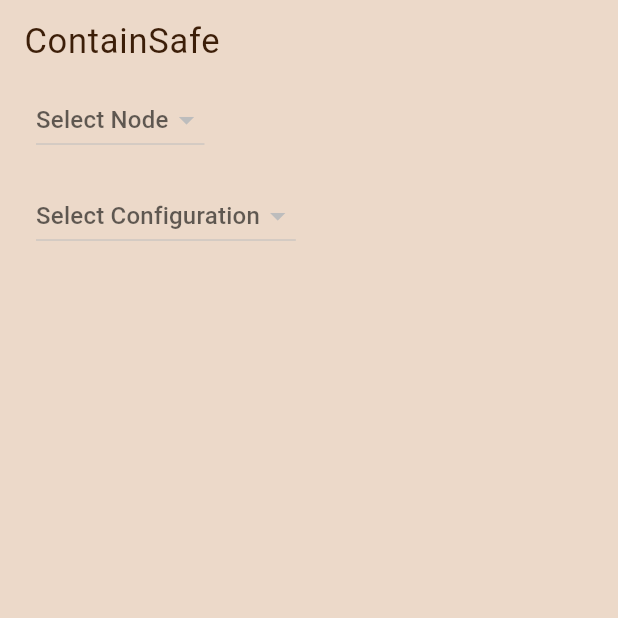
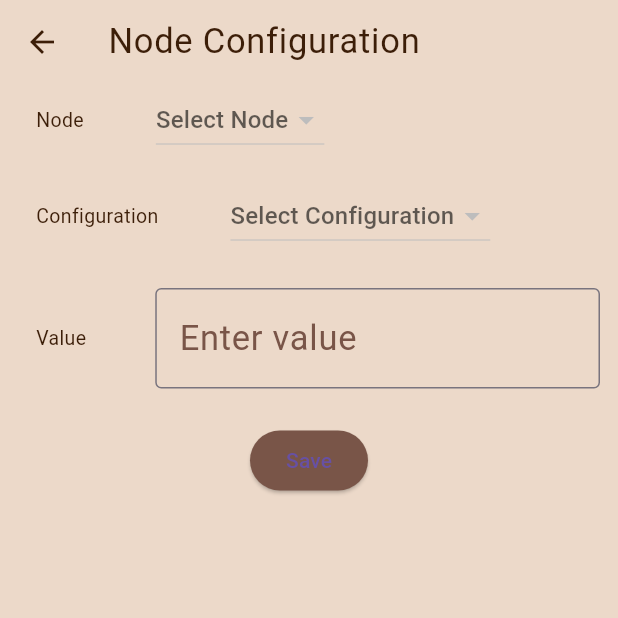
Before and after one commit to skyrizer/ContainSafe, a Flutter app: the AddNodeConfigScreen screen opened directly, on a phone screen of 412 x 824 dp, the top half of it. Run offline on Flutter 3.47's test engine with Material 3 defaults, Android fonts, the phone set to English and light mode, and no system bars; our stand-ins replace equatable, flutter_bloc, hexcolor, shared_preferences; missing offline and left inert: onesignal_flutter; accounts and stored records are empty; network calls fail; Roboto replaces fonts that are missing (Times New Roman).

Commit message:
update working

```diff
--- /dev/null
+++ b/lib/bloc/nodeConfig/getByNode/getConfigByNode_event.dart
@@ -0,0 +1,13 @@
+import 'package:equatable/equatable.dart';
+
+
+class GetConfigByNodeEvent extends Equatable{
+  const GetConfigByNodeEvent();
+  @override
+  List<Object> get props => [];
+}
+
+class GetConfigByNodeList extends GetConfigByNodeEvent {
+  int nodeId;
+  GetConfigByNodeList({ required this.nodeId });
+}
--- /dev/null
+++ b/lib/bloc/nodeConfig/getByNode/getConfigByNode_state.dart
@@ -0,0 +1,26 @@
+import 'package:containsafe/model/node/node.dart';
+import 'package:equatable/equatable.dart';
+
+import '../../../model/nodeConfig/nodeConfig.dart';
+
+class GetConfigByNodeState extends Equatable {
+  const GetConfigByNodeState();
+  @override
+  List<Object> get props => [];
+}
+
+class GetConfigByNodeInitial extends GetConfigByNodeState { }
+
+class GetConfigByNodeLoading extends GetConfigByNodeState { }
+
+class GetConfigByNodeLoaded extends GetConfigByNodeState {
+  final List<NodeConfig> nodeConfigList;
+  const GetConfigByNodeLoaded({required this.nodeConfigList});
+}
+
+class GetConfigByNodeError extends GetConfigByNodeState {
+  final String? error;
+  const GetConfigByNodeError({required this.error});
+}
+
+class GetConfigByNodeEmpty extends GetConfigByNodeState {}
--- a/lib/main.dart
+++ b/lib/main.dart
@@ -27,6 +27,7 @@ import 'bloc/node/getAll/getAllNode_bloc.dart';
 import 'bloc/nodeConfig/add/addNodeConfig_bloc.dart';
 import 'bloc/nodeConfig/add/addNodeConfig_state.dart';
 import 'bloc/nodeConfig/get/getNodeConfig_bloc.dart';
+import 'bloc/nodeConfig/getByNode/getConfigByNode_bloc.dart';
 
 void main() {
   WidgetsFlutterBinding.ensureInitialized();
@@ -64,6 +65,9 @@ class MyApp extends StatelessWidget {
         ),
         BlocProvider<GetAllConfigBloc>(
           create: (context) => GetAllConfigBloc(),
+        ),
+        BlocProvider<GetConfigByNodeBloc>(
+          create: (context) => GetConfigByNodeBloc(),
         ),
         BlocProvider<GetHttpResponsesBloc>(
           create: (context) => GetHttpResponsesBloc(),
--- a/lib/pages/RoutePage.dart
+++ b/lib/pages/RoutePage.dart
@@ -20,7 +20,7 @@ class _RoutePageState extends State<RoutePage> {
     // NewPost(),
     ViewNodesScreen(),
     ViewHttpResponsesScreen(),
-    ViewNodeConfigsScreen(),
+    //ViewNodeConfigsScreen(),
   ];
   @override
   Widget build(BuildContext context) {
--- a/lib/pages/nodeConfig/AddNodeConfigScreen.dart
+++ b/lib/pages/nodeConfig/AddNodeConfigScreen.dart
@@ -8,6 +8,7 @@ import '../../bloc/config/get/getConfig_state.dart';
 import '../../bloc/node/getAll/getAllNode_bloc.dart';
 import '../../bloc/node/getAll/getAllNode_state.dart';
 import '../../bloc/nodeConfig/add/addNodeConfig_bloc.dart';
+import '../../bloc/nodeConfig/add/addNodeConfig_event.dart';
 import '../../bloc/nodeConfig/add/addNodeConfig_state.dart';
 import '../../model/config/config.dart';
 import '../../model/node/node.dart';
@@ -29,8 +30,7 @@ class _AddNodeConfigScreenState extends State<AddNodeConfigScreen> {
 
 
   TextEditingController valueController = TextEditingController();
-  String selectedConfigId = '';
-  String selectedNodeId = '';
+
 
   @override
   void initState() {
@@ -47,11 +47,11 @@ class _AddNodeConfigScreenState extends State<AddNodeConfigScreen> {
       create: (context) => _addNodeConfigBloc,
       child: Scaffold(
         appBar: AppBar(
-          title: Text('ContainSafe', style: Theme.of(context).textTheme.bodyText1),
+          title: Text('Node Configuration', style: Theme.of(context).textTheme.bodyText1),
           backgroundColor: HexColor("#ecd9c9"),
           bottomOpacity: 0.0,
           elevation: 0.0,
-          automaticallyImplyLeading: false,
+          automaticallyImplyLeading: true,
         ),
         body: BlocBuilder<AddNodeConfigBloc, AddNodeConfigState>(
           builder: (context, state) {
@@ -70,6 +70,10 @@ class _AddNodeConfigScreenState extends State<AddNodeConfigScreen> {
           _buildNodeDropdown(), // Dropdown to select nodes
           SizedBox(height: 16),
           _buildConfigDropdown(),
+          SizedBox(height: 16),
+          configValue(),
+          SizedBox(height: 16),
+          saveButton(),
         ],
       ),
     );
@@ -81,7 +85,15 @@ class _AddNodeConfigScreenState extends State<AddNodeConfigScreen> {
       child: BlocBuilder<GetAllNodeBloc, GetAllNodeState>(
         builder: (context, state) {
           if (state is GetAllNodeLoaded) {
-            return Padding(
+            return Row(
+              children: [
+                Padding(
+                  padding: const EdgeInsets.symmetric(horizontal: 24.0),
+                  child:
+                    Text('Node'),
+
+                  ),
+                Padding(
                   padding: const EdgeInsets.symmetric(horizontal: 24.0),
                   child: DropdownButton<Node>(
                     hint: Text('Select Node'),
@@ -89,13 +101,14 @@ class _AddNodeConfigScreenState extends State<AddNodeConfigScreen> {
                     onChanged: (newValue) {
                       setState(() {
                         _selectedNode = newValue; // Update selected node
-                    _getAllNodeBloc.add(GetAllNodeList()); // Pass the id of the selected node
                       });
                     },
                     items: _getNodeDropdownItems(state.nodeList),
                     // Display the hostname for each item
                     // value will be the Node object itself
                   ),
+                ),
+              ],
             );
           } else {
             // Handle loading or error state
@@ -121,7 +134,13 @@ class _AddNodeConfigScreenState extends State<AddNodeConfigScreen> {
       child: BlocBuilder<GetAllConfigBloc, GetAllConfigState>(
         builder: (context, state) {
           if (state is GetAllConfigLoaded) {
-            return Padding(
+            return Row(
+              children: [
+                Padding(
+                  padding: const EdgeInsets.symmetric(horizontal: 24.0),
+                  child:  Text('Configuration'),
+                ),
+                Padding(
                   padding: const EdgeInsets.symmetric(horizontal: 24.0),
                   child: DropdownButton<Config>(
                     hint: Text('Select Configuration'),
@@ -129,13 +148,12 @@ class _AddNodeConfigScreenState extends State<AddNodeConfigScreen> {
                     onChanged: (newValue) {
                       setState(() {
                         _selectedConfig = newValue; // Update selected node
-                    _getAllConfigBloc.add(GetAllConfigList()); // Pass the id of the selected node
                       });
                     },
                     items: _getConfigDropdownItems(state.configList),
-                // Display the hostname for each item
-                // value will be the Node object itself
                   ),
+                ),
+              ],
             );
           } else {
             // Handle loading or error state
@@ -156,5 +174,53 @@ class _AddNodeConfigScreenState extends State<AddNodeConfigScreen> {
   }
 
 
+  Widget configValue() {
+    return Row(
+      children: [
+        Padding(
+          padding: const EdgeInsets.symmetric(horizontal: 24.0),
+          child:  Text('Value'),
+        ),
+        SizedBox(width: 10), // Adding some space between the label and the TextField
+        Expanded(
+          child: Padding(
+            padding: EdgeInsets.symmetric(vertical: 8.0, horizontal: 12.0), // Adjust the values according to your preference
+            child: TextField(
+              controller: valueController,
+              decoration: InputDecoration(
+                labelText: 'Enter value',
+                labelStyle: TextStyle(color: Colors.brown),
+                border: OutlineInputBorder(),
+                focusedBorder: OutlineInputBorder(
+                  borderSide: BorderSide(color: Colors.brown), // Change the color here
+                ),
+              ),
+            ),
+          ),
+        ),
+      ],
+    );
+  }
+
+  Widget saveButton(){
+    return Center(
+
+      child: ElevatedButton(
+        onPressed: () {
+          // Dispatch an event to add node
+          _addNodeConfigBloc.add(AddNodeConfigButtonPressed(
+            configId: _selectedConfig!.id,
+            nodeId: _selectedNode!.id,
+            value: int.parse(valueController.text)
+          ));
+        },
+        style: ElevatedButton.styleFrom(
+          primary: Colors.brown, // Change the background color here
+        ),
+        child: Text('Save'),
+      ),
+    );
+  }
+
 
 }
--- a/lib/repository/APIConstant.dart
+++ b/lib/repository/APIConstant.dart
@@ -39,6 +39,8 @@ class APIConstant {
    // node configs
    static String get GetNodeConfigsURL => "${APIConstant.URL}getNodeConfigs";
    static String get AddNodeConfigsURL => "${APIConstant.URL}addNodeConfig";
+   static String get GetConfigByNodeURL => "${APIConstant.URL}getNodeConfig";
+
 
 
 
```
Also changed, not shown: lib/bloc/nodeConfig/getByNode/getConfigByNode_bloc.dart (added, +34 -0 lines), lib/pages/node/viewNodesScreen.dart (+34 -6 lines), lib/pages/nodeConfig/ViewNodeConfigScreen.dart (+23 -28 lines), lib/repository/nodeConfig_repo.dart (+31 -0 lines). Lines whose indentation alone changed are shown as unchanged.
